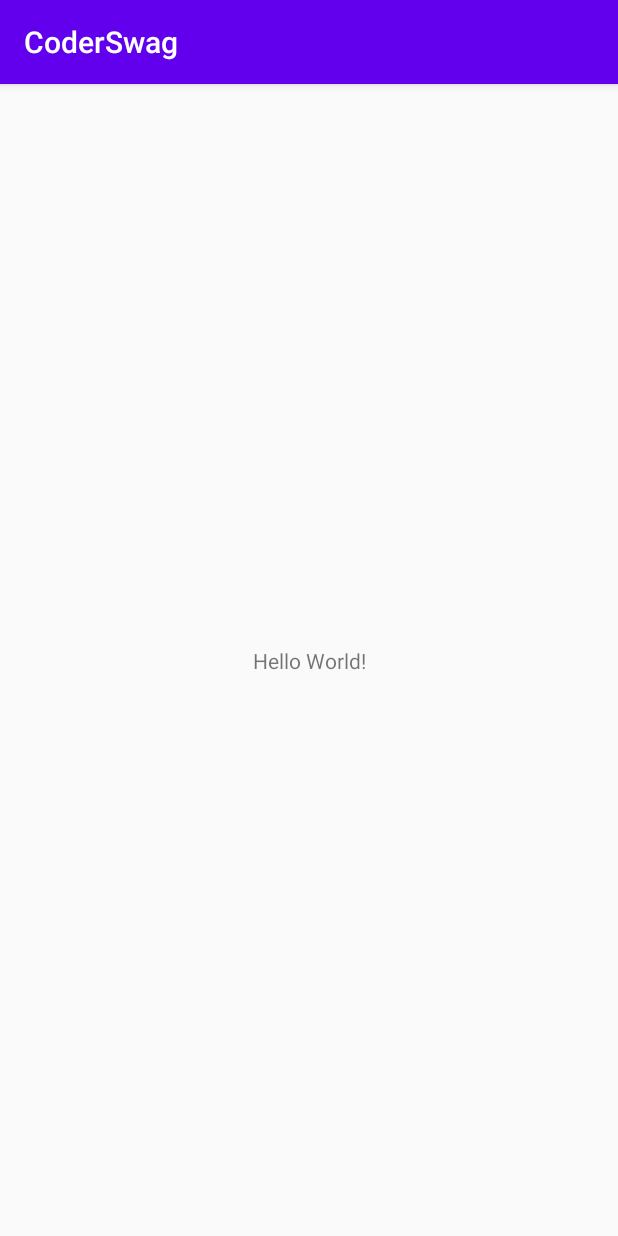
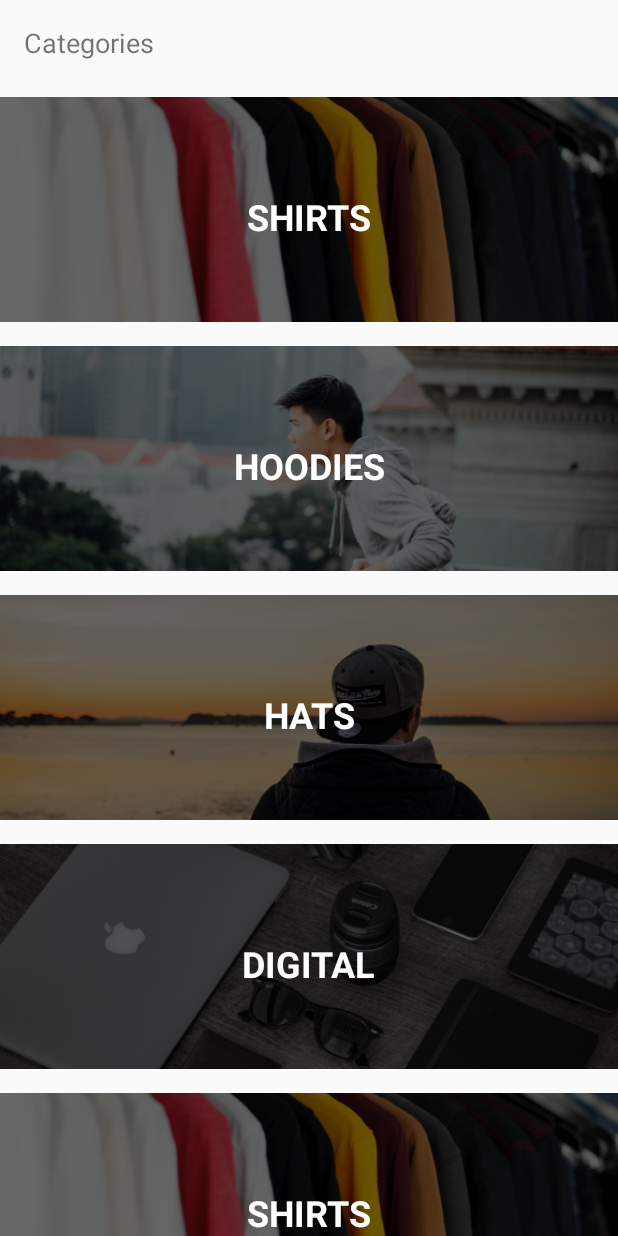
Before and after one commit to Hard1kPrajapat1/CoderSwag, an Android app: the screen it shows after launch (MainActivity), on a phone screen of 412 x 824 dp. Run offline under Robolectric (Android 15) with nearby library versions, the phone set to English and light mode, and no system bars.

Commit message:
New custom adapter is added

```diff
--- /dev/null
+++ b/app/src/main/java/com/example/coderswag/Adapters/CategoryAdapter.kt
@@ -0,0 +1,59 @@
+package com.example.coderswag.Adapters
+
+import android.content.Context
+import android.view.LayoutInflater
+import android.view.View
+import android.view.ViewGroup
+import android.widget.BaseAdapter
+import android.widget.ImageView
+import android.widget.TextView
+import com.example.coderswag.Model.Category
+import com.example.coderswag.R
+
+class CategoryAdapter (context: Context, categories: List<Category>) : BaseAdapter() {
+
+    val context = context
+    val categories = categories
+
+    override fun getView(position: Int, convertView: View?, parent: ViewGroup?): View {
+
+        val categoryView : View
+        val holder : ViewHolder
+
+        if (convertView == null) {
+            categoryView = LayoutInflater.from(context).inflate(R.layout.category_list_item, null)
+
+            holder = ViewHolder()
+            holder.categoryImage = categoryView.findViewById(R.id.categoryImage)
+            holder.categoryName = categoryView.findViewById(R.id.categoryName)
+            categoryView.tag = holder
+        } else {
+            holder = convertView.tag as ViewHolder
+            categoryView = convertView
+        }
+        val category = categories[position]
+
+        val resourceId = context.resources.getIdentifier(category.image, "drawable", context.packageName)
+        holder.categoryImage?.setImageResource(resourceId)
+        holder.categoryName?.text = category.title
+
+        return categoryView
+    }
+
+    override fun getItem(position: Int): Any {
+        return categories[position]
+    }
+
+    override fun getItemId(position: Int): Long {
+        return 0
+    }
+
+    override fun getCount(): Int {
+        return categories.count()
+    }
+
+    private class ViewHolder {
+        var categoryImage : ImageView? = null
+        var categoryName : TextView? = null
+    }
+}
--- a/app/src/main/java/com/example/coderswag/Controller/MainActivity.kt
+++ b/app/src/main/java/com/example/coderswag/Controller/MainActivity.kt
@@ -2,12 +2,22 @@ package com.example.coderswag.Controller
 
 import androidx.appcompat.app.AppCompatActivity
 import android.os.Bundle
+import android.widget.ArrayAdapter
+import com.example.coderswag.Adapters.CategoryAdapter
+import com.example.coderswag.Model.Category
 import com.example.coderswag.R
+import com.example.coderswag.Services.DataServices
+import kotlinx.android.synthetic.main.activity_main.*
 
 class MainActivity : AppCompatActivity() {
+
+    lateinit var adapter: CategoryAdapter
 
     override fun onCreate(savedInstanceState: Bundle?) {
         super.onCreate(savedInstanceState)
         setContentView(R.layout.activity_main)
+
+        adapter = CategoryAdapter(this, DataServices.categories)
+        categoryListView.adapter = adapter
     }
 }
--- a/app/src/main/java/com/example/coderswag/Model/Category.kt
+++ b/app/src/main/java/com/example/coderswag/Model/Category.kt
@@ -1,3 +1,7 @@
 package com.example.coderswag.Model
 
-class Category (val title: String, val image: String)
+class Category (val title: String, val image: String) {
+    override fun toString(): String {
+        return title
+    }
+}
--- a/app/src/main/java/com/example/coderswag/Services/DataServices.kt
+++ b/app/src/main/java/com/example/coderswag/Services/DataServices.kt
@@ -6,6 +6,10 @@ import com.example.coderswag.Model.Product
 object DataServices {
 
     val categories = listOf(
+        Category("SHIRTS", "shirtimage"),
+        Category("HOODIES", "hoodieimage"),
+        Category("HATS", "hatimage"),
+        Category("DIGITAL", "digitalgoodsimage"),
         Category("SHIRTS", "shirtimage"),
         Category("HOODIES", "hoodieimage"),
         Category("HATS", "hatimage"),
--- a/app/src/main/res/layout/activity_main.xml
+++ b/app/src/main/res/layout/activity_main.xml
@@ -7,12 +7,26 @@
     tools:context=".Controller.MainActivity">
 
     <TextView
+        android:id="@+id/textView"
         android:layout_width="wrap_content"
         android:layout_height="wrap_content"
-        android:text="Hello World!"
+        android:layout_marginLeft="16dp"
+        android:layout_marginTop="16dp"
+        android:text="Categories"
+        android:textSize="18sp"
+        app:layout_constraintLeft_toLeftOf="parent"
+        app:layout_constraintTop_toTopOf="parent"
+        android:layout_marginStart="16dp" />
+
+    <ListView
+        android:id="@+id/categoryListView"
+        android:layout_width="0dp"
+        android:layout_height="0dp"
+        android:layout_marginTop="16dp"
         app:layout_constraintBottom_toBottomOf="parent"
-        app:layout_constraintLeft_toLeftOf="parent"
-        app:layout_constraintRight_toRightOf="parent"
-        app:layout_constraintTop_toTopOf="parent" />
+        app:layout_constraintEnd_toEndOf="parent"
+        app:layout_constraintStart_toStartOf="parent"
+        app:layout_constraintTop_toBottomOf="@+id/textView"
+        android:divider="@null"/>
 
 </androidx.constraintlayout.widget.ConstraintLayout>
--- /dev/null
+++ b/app/src/main/res/layout/category_list_item.xml
@@ -0,0 +1,37 @@
+<?xml version="1.0" encoding="utf-8"?>
+<androidx.constraintlayout.widget.ConstraintLayout
+    xmlns:android="http://schemas.android.com/apk/res/android"
+    xmlns:app="http://schemas.android.com/apk/res-auto"
+    xmlns:tools="http://schemas.android.com/tools"
+    android:layout_width="match_parent"
+    android:layout_height="150dp">
+
+    <ImageView
+        android:id="@+id/categoryImage"
+        android:layout_width="0dp"
+        android:layout_height="150dp"
+        android:layout_marginTop="8dp"
+        android:layout_marginBottom="8dp"
+        android:scaleType="centerCrop"
+        app:layout_constraintBottom_toBottomOf="parent"
+        app:layout_constraintEnd_toEndOf="parent"
+        app:layout_constraintHorizontal_bias="0.0"
+        app:layout_constraintStart_toStartOf="parent"
+        app:layout_constraintTop_toTopOf="parent"
+        app:layout_constraintVertical_bias="0.0"
+        tools:srcCompat="@drawable/hatimage" />
+
+    <TextView
+        android:id="@+id/categoryName"
+        android:layout_width="wrap_content"
+        android:layout_height="wrap_content"
+        android:textColor="@android:color/white"
+        android:textSize="24sp"
+        android:textStyle="bold"
+        app:layout_constraintBottom_toBottomOf="parent"
+        app:layout_constraintEnd_toEndOf="@+id/categoryImage"
+        app:layout_constraintStart_toStartOf="@+id/categoryImage"
+        app:layout_constraintTop_toTopOf="@+id/categoryImage"
+        app:layout_constraintVertical_bias="0.503"
+        tools:text="HATS" />
+</androidx.constraintlayout.widget.ConstraintLayout>
--- a/app/src/main/res/values/styles.xml
+++ b/app/src/main/res/values/styles.xml
@@ -1,7 +1,7 @@
 <resources>
 
     <!-- Base application theme. -->
-    <style name="AppTheme" parent="Theme.AppCompat.Light.DarkActionBar">
+    <style name="AppTheme" parent="Theme.AppCompat.Light.NoActionBar">
         <!-- Customize your theme here. -->
         <item name="colorPrimary">@color/colorPrimary</item>
         <item name="colorPrimaryDark">@color/colorPrimaryDark</item>
```
Also changed, not shown: 1 other file.
